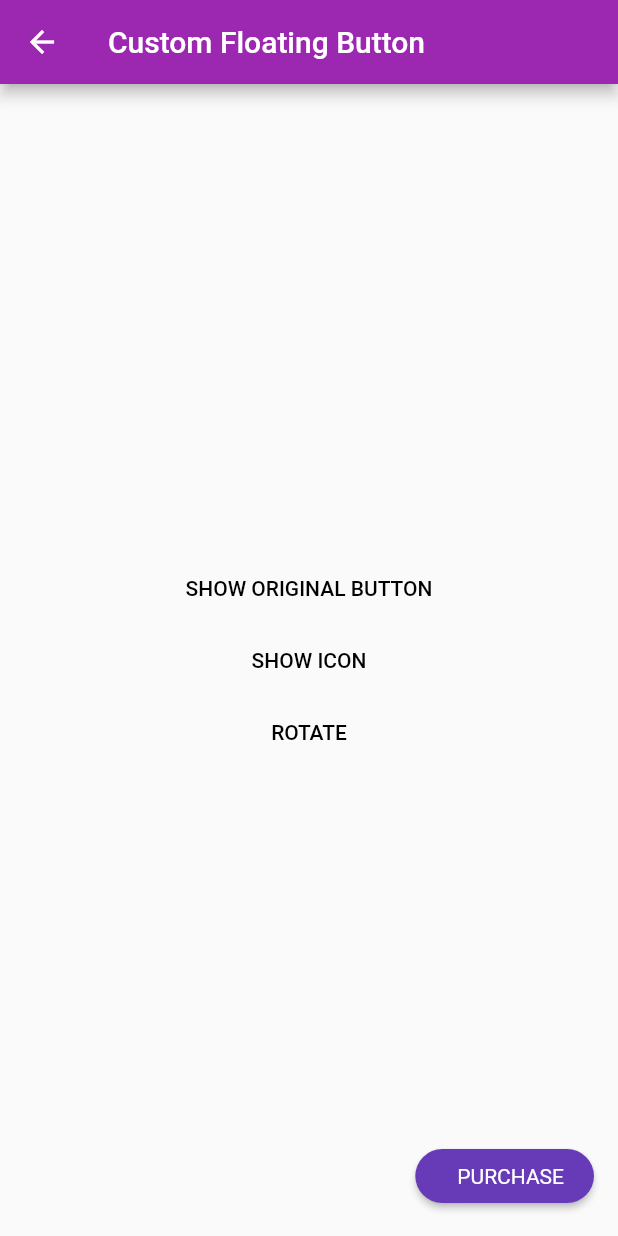
After one commit to ZubairKh/flutter_design_learning, a Flutter app: the MyFloatButton screen opened by its route, on a phone screen of 412 x 824 dp. The commit adds this screen. Run offline on Flutter 3.47's test engine with Material 2 defaults, Android fonts, the phone set to English and light mode, and no system bars.

Commit message:
Example 2 Floating Action Button vs Custom Floating Button

```diff
--- /dev/null
+++ b/lib/custom_widgets/fancy_floating_button.dart
@@ -0,0 +1,48 @@
+import 'package:flutter/material.dart';
+
+class FancyFloatingButton extends StatelessWidget {
+  FancyFloatingButton({@required this.onPressed, this.rotation, this.showIcon});
+
+  final onPressed;
+  final rotation;
+  final showIcon;
+
+  @override
+  Widget build(BuildContext context) {
+    return RotatedBox(
+      quarterTurns: rotation,
+      child: RawMaterialButton(
+        child: Padding(
+          padding: const EdgeInsets.symmetric(
+            vertical: 8.0,
+            horizontal: 20.0,
+          ),
+          child: Row(
+            mainAxisSize: MainAxisSize.min,
+            children: <Widget>[
+              showIcon
+                  ? Icon(
+                      Icons.explore,
+                      color: Colors.purpleAccent,
+                    )
+                  : Text(''),
+              const SizedBox(
+                width: 8.0,
+              ),
+              const Text(
+                'PURCHASE',
+                style: TextStyle(
+                  color: Colors.white,
+                ),
+              ),
+            ],
+          ),
+        ),
+        fillColor: Colors.deepPurple,
+        splashColor: Colors.purple,
+        onPressed: onPressed,
+        shape: const StadiumBorder(),
+      ),
+    );
+  }
+}
--- /dev/null
+++ b/lib/custom_widgets/my_float_button.dart
@@ -0,0 +1,87 @@
+import 'package:flutter/material.dart';
+import 'package:learning_design/custom_widgets/fancy_floating_button.dart';
+
+class MyFloatButton extends StatefulWidget {
+  int _rotation = 0;
+  bool _showIcon = false;
+  String _showHideText = "SHOW ICON";
+  bool _showOriginal = false;
+  String _showHideOriginal = "SHOW ORIGINAL BUTTON";
+
+  @override
+  MyFloatButtonState createState() {
+    return new MyFloatButtonState();
+  }
+}
+
+class MyFloatButtonState extends State<MyFloatButton> {
+  @override
+  Widget build(BuildContext context) {
+    return Scaffold(
+      appBar: AppBar(
+        title: Text('Custom Floating Button'),
+      ),
+      body: Container(
+        child: Center(
+          child: Column(
+            mainAxisAlignment: MainAxisAlignment.center,
+            children: <Widget>[
+              FlatButton(
+                onPressed: () {
+                  setState(() {
+                    widget._showOriginal = !widget._showOriginal;
+                    widget._showHideOriginal = widget._showOriginal
+                        ? "SHOW CUSTOM BUTTON"
+                        : "SHOW ORIGINAL BUTTON";
+                  });
+                },
+                child: Text(widget._showHideOriginal),
+              ),
+              FlatButton(
+                onPressed: widget._showOriginal
+                    ? null
+                    : () {
+                        setState(() {
+                          widget._showIcon = !widget._showIcon;
+                          widget._showHideText =
+                              widget._showIcon ? "HIDE ICON" : "SHOW ICON";
+                        });
+                      },
+                child: Text(widget._showHideText),
+              ),
+              FlatButton(
+                onPressed: widget._showOriginal
+                    ? null
+                    : () {
+                        setState(() {
+                          widget._rotation++;
+                        });
+                      },
+                child: Text('ROTATE'),
+              ),
+            ],
+          ),
+        ),
+      ),
+      floatingActionButton: widget._showOriginal
+          ? FloatingActionButton(
+              child: Icon(
+                Icons.explore,
+                color: Colors.amber,
+              ),
+              backgroundColor: Colors.purple,
+              tooltip: 'Original Floating Button',
+              onPressed: () {
+                print('On Tap of original button..');
+              },
+            )
+          : FancyFloatingButton(
+              onPressed: () {
+                print('On Tap of custom button..');
+              },
+              rotation: widget._rotation,
+              showIcon: widget._showIcon,
+            ),
+    );
+  }
+}
--- a/lib/my_app.dart
+++ b/lib/my_app.dart
@@ -1,4 +1,5 @@
 import 'package:flutter/material.dart';
+import 'package:learning_design/custom_widgets/my_float_button.dart';
 import 'package:learning_design/simple_dialog/simple_dialog.dart';
 import 'package:learning_design/utils/constants.dart';
 
@@ -18,6 +19,7 @@ class MyApp extends StatelessWidget {
       routes: <String, WidgetBuilder>{
         Constants.RootRoute: (BuildContext context) => MyHomePage(),
         Constants.MySimpleDialog: (BuildContext context) => MySimpleDialog(),
+        Constants.MyFloatButton: (BuildContext context) => MyFloatButton(),
       },
     );
   }
@@ -32,9 +34,12 @@ class ExampleList {
 
 final List<ExampleList> _examplesList = <ExampleList>[
   ExampleList(
-    title: 'SimpleDialog',
-    subTitle:
-        'An example to show a simple dialog using material design components...',
+    title: 'Simple Dialog',
+    subTitle: 'A simple dialog using material design components...',
+  ),
+  ExampleList(
+    title: 'Custom Floating Button',
+    subTitle: 'A custom Floating button widget using material design...',
   ),
   ExampleList(
     title: 'More Designs',
@@ -47,6 +52,9 @@ class MyHomePage extends StatelessWidget {
     switch (index) {
       case 0:
         Navigator.of(context).pushNamed(Constants.MySimpleDialog);
+        break;
+      case 1:
+        Navigator.of(context).pushNamed(Constants.MyFloatButton);
         break;
     }
   }
--- a/lib/utils/constants.dart
+++ b/lib/utils/constants.dart
@@ -2,4 +2,5 @@ class Constants {
   //Routes
   static final String RootRoute = '/';
   static final String MySimpleDialog = '/MySimpleDialog';
+  static final String MyFloatButton = '/MyFloatButton';
 }
```
Also changed, not shown: 1 other file.
